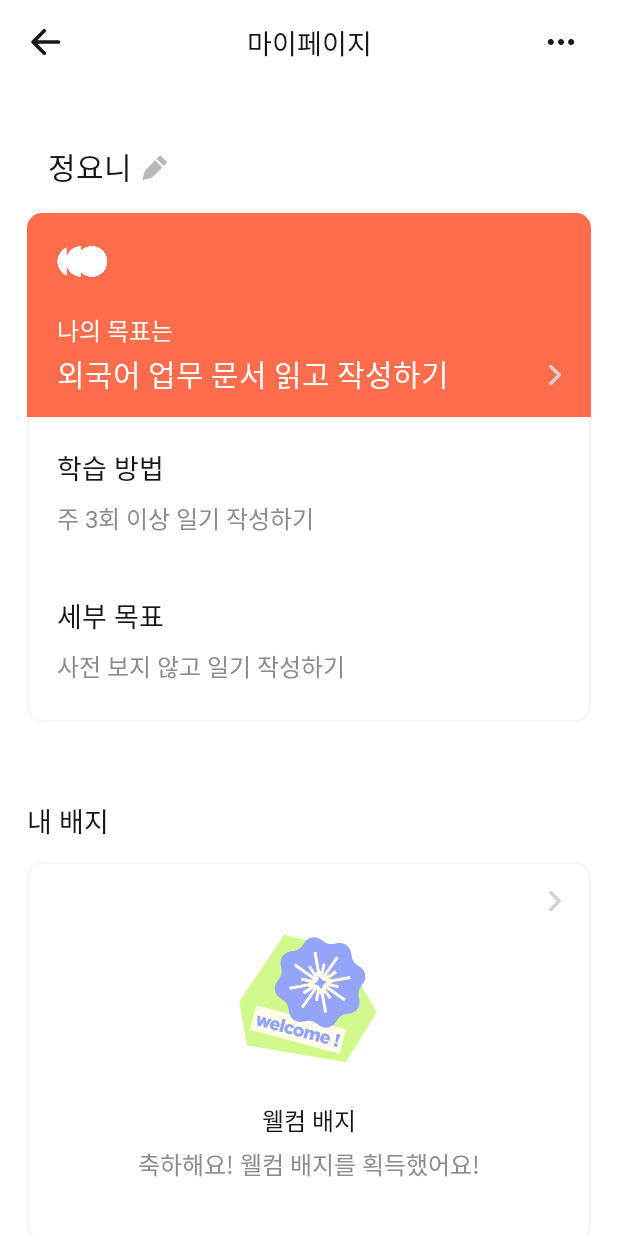
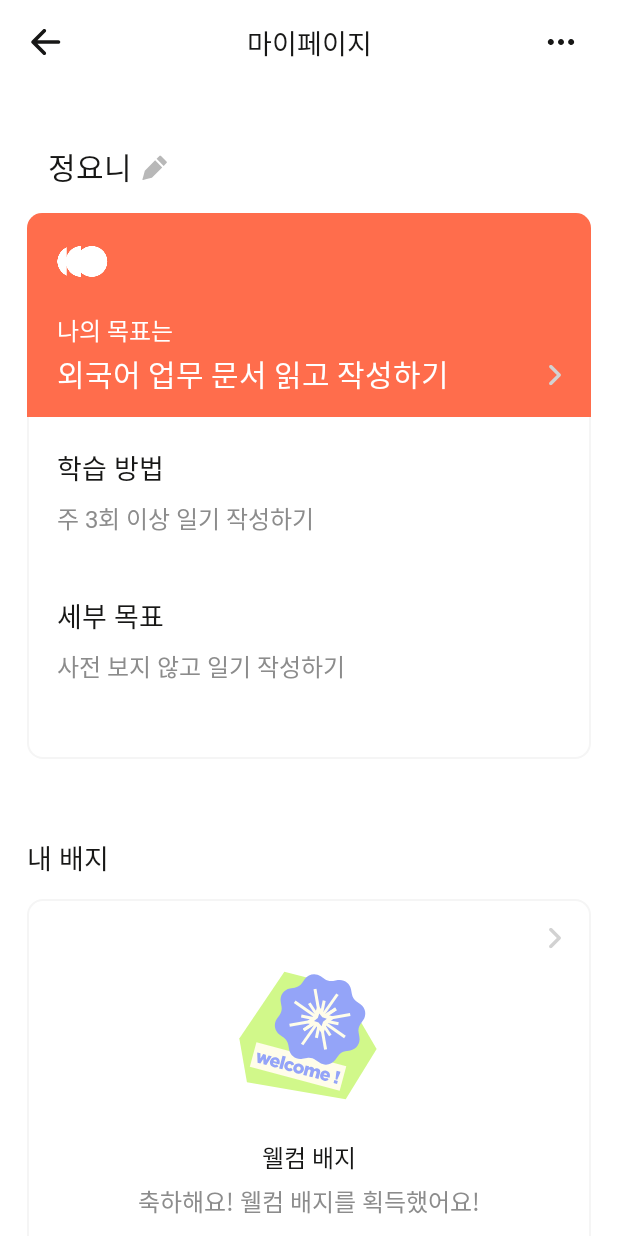
Before and after one commit to Team-Smeme/smeem-aos, an Android app: the layout activity_my_page.xml on its own in the app's theme, with its tools: preview values and no code run, on a phone screen of 412 x 824 dp. Run offline under Robolectric (Android 15) with nearby library versions, the phone set to English and light mode, and no system bars; Roboto replaces fonts that are not available here.

Commit message:
트레이닝 세부목표 마지막 줄 누락 오류 수정
* 온보딩, 마이페이지 홈, 목표 수정

```diff
--- a/app/src/main/res/layout/activity_my_page.xml
+++ b/app/src/main/res/layout/activity_my_page.xml
@@ -226,6 +226,7 @@
                             android:layout_height="0dp"
                             android:layout_marginTop="8dp"
                             android:lineSpacingExtra="6dp"
+                            android:minLines="2"
                             android:text="@{trainingGoal.detail}"
                             android:textAppearance="@style/TextAppearance.Smeem.Body4_regular"
                             android:textColor="@color/gray_600"
--- a/app/src/main/res/layout/fragment_setting_encouraging.xml
+++ b/app/src/main/res/layout/fragment_setting_encouraging.xml
@@ -132,6 +132,7 @@
                     android:id="@+id/tv_on_boarding_encouraging_box_goal_body"
                     android:layout_width="match_parent"
                     android:layout_height="0dp"
+                    android:minLines="2"
                     android:layout_marginTop="12dp"
                     android:lineSpacingExtra="6dp"
                     android:text="@{trainingGoal.detail}"
```
Also changed, not shown: app/src/main/res/layout/activity_display_training_goal.xml (+6 -5 lines).
